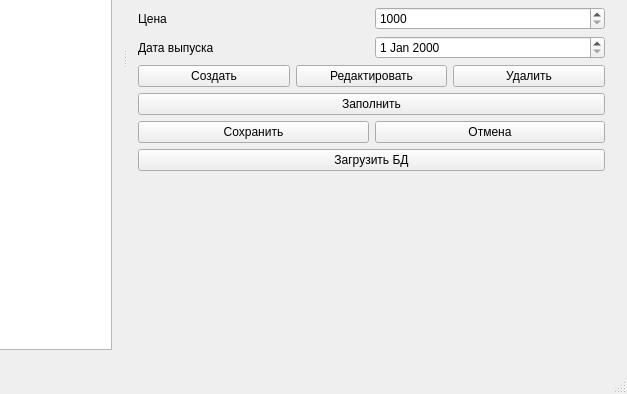
Qt form mainwindow.ui (Sapfir0/ProgramLab) before a commit; both pictures show x 226 to 853 and y 274 to 668 of the 853 by 668 pixel window.
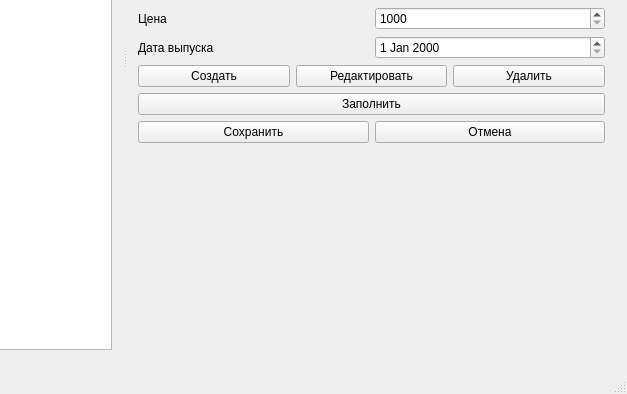
The same form after that commit.

Commit message: Фиксик

The edit to the form file:
```diff
--- a/mainwindow.ui
+++ b/mainwindow.ui
@@ -340,15 +340,7 @@
            </layout>
           </item>
           <item>
-           <layout class="QHBoxLayout" name="horizontalLayout_15">
-            <item>
-             <widget class="QPushButton" name="loadBtn">
-              <property name="text">
-               <string>Загрузить БД</string>
-              </property>
-             </widget>
-            </item>
-           </layout>
+           <layout class="QHBoxLayout" name="horizontalLayout_15"/>
           </item>
           <item>
            <spacer name="verticalSpacer">
```
The commit also changes 1 other file.
